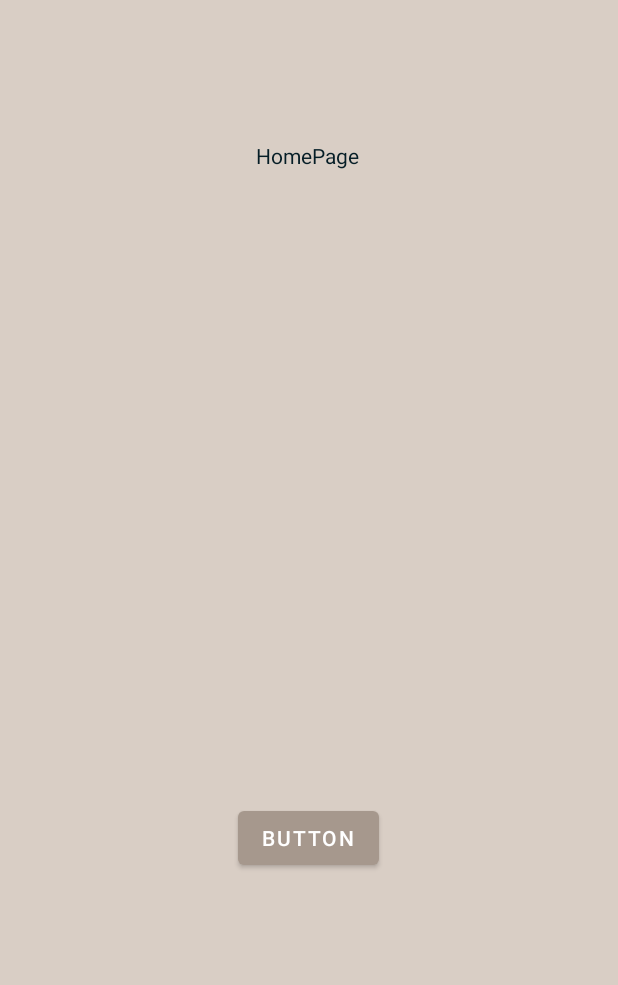
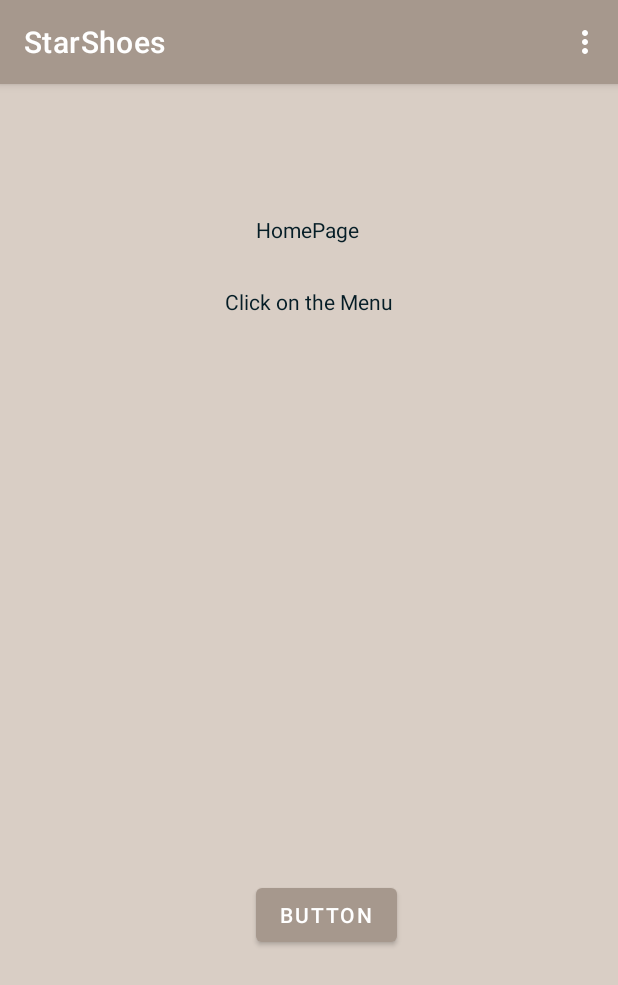
Before and after one commit to rutvi44/Star-Shoes, an Android app: the HomeActivity screen opened directly, with no data from a screen before it, on a phone screen of 412 x 824 dp. Shown: the top 985 px of the screen. Run offline under Robolectric (Android 15) with nearby library versions, the phone set to English and light mode, and no system bars.

Commit message:
Menu created

```diff
--- a/app/src/main/java/com/example/group6_prog3210_finalproject/HomeActivity.java
+++ b/app/src/main/java/com/example/group6_prog3210_finalproject/HomeActivity.java
@@ -2,9 +2,13 @@ package com.example.group6_prog3210_finalproject;
 
 import android.content.Intent;
 import android.os.Bundle;
+import android.view.Menu;
+import android.view.MenuInflater;
+import android.view.MenuItem;
 import android.view.View;
 import android.widget.Button;
 
+import androidx.annotation.NonNull;
 import androidx.appcompat.app.AppCompatActivity;
 
 public class HomeActivity extends AppCompatActivity {
@@ -24,4 +28,29 @@ public class HomeActivity extends AppCompatActivity {
             }
         });
     }
+
+    @Override
+    public boolean onCreateOptionsMenu(Menu menu) {
+        MenuInflater inflater = getMenuInflater();
+        inflater.inflate(R.menu.menu,menu);
+        return true;
+    }
+
+    @Override
+    public boolean onOptionsItemSelected(@NonNull MenuItem item) {
+        int itemId = item.getItemId();
+
+        if (itemId == R.id.nav_home) {
+            Intent home = new Intent(this, HomeActivity.class);
+            startActivity(home);
+        } else if (itemId == R.id.nav_about) {
+            Intent about = new Intent(this, ActivityAbout.class);
+            startActivity(about);
+        }
+        else {
+            return super.onOptionsItemSelected(item);
+        }
+
+        return true;
+    }
 }
--- a/app/src/main/java/com/example/group6_prog3210_finalproject/LogInActivity.java
+++ b/app/src/main/java/com/example/group6_prog3210_finalproject/LogInActivity.java
@@ -64,7 +64,7 @@ public class LogInActivity extends AppCompatActivity {
         // Check if the user exists in the database
         if (checkUser(email, password)) {
             // If validation is successful, proceed to the About activity
-            startActivity(new Intent(LogInActivity.this, ActivityAbout.class));
+            startActivity(new Intent(LogInActivity.this, HomeActivity.class));
         } else {
             Toast.makeText(this, "Invalid login credentials or user not registered", Toast.LENGTH_LONG).show();
         }
--- a/app/src/main/res/layout/activity_home.xml
+++ b/app/src/main/res/layout/activity_home.xml
@@ -13,10 +13,10 @@
         android:text="Button"
         app:layout_constraintBottom_toBottomOf="parent"
         app:layout_constraintEnd_toEndOf="parent"
-        app:layout_constraintHorizontal_bias="0.498"
+        app:layout_constraintHorizontal_bias="0.536"
         app:layout_constraintStart_toStartOf="parent"
         app:layout_constraintTop_toTopOf="parent"
-        app:layout_constraintVertical_bias="0.689" />
+        app:layout_constraintVertical_bias="0.736" />
 
     <TextView
         android:id="@+id/textViewLogIn"
@@ -29,4 +29,14 @@
         app:layout_constraintStart_toStartOf="parent"
         app:layout_constraintTop_toTopOf="parent"
         app:layout_constraintVertical_bias="0.117" />
+
+    <TextView
+        android:id="@+id/textView2"
+        android:layout_width="wrap_content"
+        android:layout_height="wrap_content"
+        android:layout_marginTop="48dp"
+        android:text="Click on the Menu"
+        app:layout_constraintEnd_toEndOf="parent"
+        app:layout_constraintStart_toStartOf="parent"
+        app:layout_constraintTop_toTopOf="@+id/textViewLogIn" />
 </androidx.constraintlayout.widget.ConstraintLayout>
--- /dev/null
+++ b/app/src/main/res/menu/menu.xml
@@ -0,0 +1,104 @@
+<?xml version="1.0" encoding="utf-8"?>
+<menu xmlns:android="http://schemas.android.com/apk/res/android">
+    <!-- Home Page menu item -->
+    <item
+        android:id="@+id/nav_home"
+        android:title="HomePage"/>
+
+    <!-- About Page menu item -->
+    <item
+        android:id="@+id/nav_about"
+        android:title="About Page"/>
+
+    <!-- Categories with sub-categories -->
+    <item
+        android:id="@+id/nav_categories"
+        android:title="Categories">
+        <menu>
+            <!-- Men Sub-category -->
+            <item
+                android:title="Men">
+                <menu>
+                    <item
+                        android:id="@+id/nav_men_sports"
+                        android:title="Sports"/>
+                    <item
+                        android:id="@+id/nav_men_casual"
+                        android:title="Casual"/>
+                    <item
+                        android:id="@+id/nav_men_running"
+                        android:title="Running"/>
+                    <item
+                        android:id="@+id/nav_men_loafers"
+                        android:title="Loafers"/>
+                </menu>
+            </item>
+            <!-- Women Sub-category -->
+            <item
+                android:title="Women">
+                <menu>
+                    <item
+                        android:id="@+id/nav_Women_sports"
+                        android:title="Sports"/>
+                    <item
+                        android:id="@+id/nav_Women_casual"
+                        android:title="Casual"/>
+                    <item
+                        android:id="@+id/nav_Women_running"
+                        android:title="Running"/>
+                    <item
+                        android:id="@+id/nav_Women_loafers"
+                        android:title="Loafers"/>
+                </menu>
+            </item>
+            <!-- Kids Sub-category -->
+            <item
+                android:title="Kids">
+                    <menu>
+                        <item
+                            android:id="@+id/nav_Kids_sports"
+                            android:title="Sports"/>
+                        <item
+                            android:id="@+id/nav_Kids_sneakers"
+                            android:title="Sneakers"/>
+                        <item
+                            android:id="@+id/nav_Kids_Clogs"
+                            android:title="Clogs"/>
+                        <item
+                            android:id="@+id/nav_Kids_Running"
+                            android:title=" Running"/>
+                    </menu>
+            </item>
+        </menu>
+    </item>
+
+    <!-- Cart menu item -->
+    <item
+        android:id="@+id/nav_cart"
+        android:title="Cart"/>
+
+    <!-- Checkout menu item -->
+    <item
+        android:id="@+id/nav_checkout"
+        android:title="Checkout"/>
+
+    <!-- Order History menu item -->
+    <item
+        android:id="@+id/nav_order_history"
+        android:title="Order History"/>
+
+    <!-- Store Locator menu item -->
+    <item
+        android:id="@+id/nav_store_locator"
+        android:title="Store Locator"/>
+
+    <!-- Store Rating menu item -->
+    <item
+        android:id="@+id/nav_store_rating"
+        android:title="Store Rating"/>
+
+    <!-- Logout menu item -->
+    <item
+        android:id="@+id/nav_logout"
+        android:title="Logout"/>
+</menu>
--- a/app/src/main/res/values/themes.xml
+++ b/app/src/main/res/values/themes.xml
@@ -1,7 +1,7 @@
 <resources xmlns:tools="http://schemas.android.com/tools">
 
     <!-- Base application theme. -->
-    <style name="Theme.Group6_PROG3210_FinalProject" parent="Theme.MaterialComponents.DayNight.NoActionBar">
+    <style name="Theme.Group6_PROG3210_FinalProject" parent="Theme.MaterialComponents.DayNight.DarkActionBar">
         <!-- Primary branding color for the app -->
         <item name="colorPrimary">@color/colorPrimary</item>
         <item name="colorPrimaryVariant">@color/colorPrimaryVariant</item>
```
